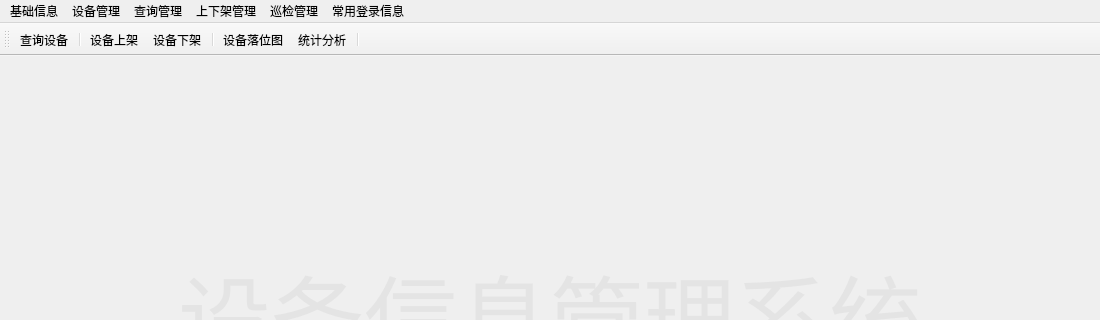
Before: the Qt Designer form ui/Main_win.ui in tainyuhong/pyside_machine_system, drawn with Qt 5; both pictures show x 0 to 1100 and y 0 to 320 of the 1100 by 700 pixel window.
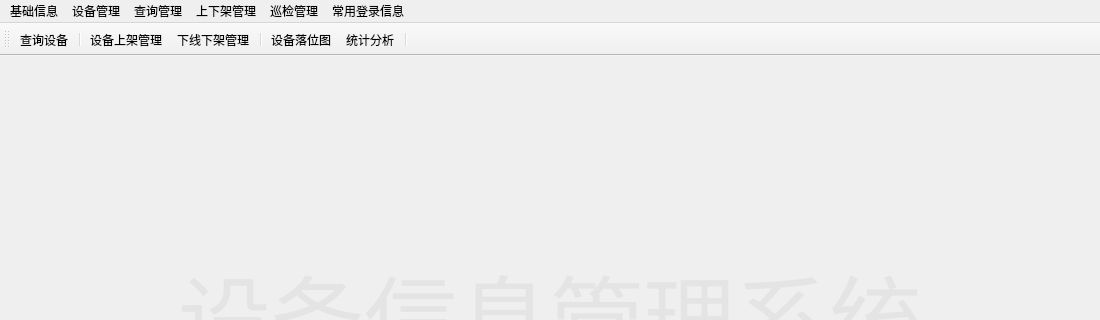
After: the same form once the commit is applied. Icons and pictures are not drawn.

Commit message: 1、优化了设备下架页面，增加了按状态查询功能 2、查询界面对设备状态进行颜色标记 3、优化了设备信息导出页面，对下架的设备进行过滤，并且将设备id、机房等前6列设置为必选项

```diff
--- a/ui/Main_win.ui
+++ b/ui/Main_win.ui
@@ -163,7 +163,7 @@
      <normaloff>:/查询/up.ico</normaloff>:/查询/up.ico</iconset>
    </property>
    <property name="text">
-    <string>设备上架</string>
+    <string>设备上架管理</string>
    </property>
    <property name="toolTip">
     <string>设备上架</string>
@@ -175,7 +175,10 @@
      <normaloff>:/查询/down.gif</normaloff>:/查询/down.gif</iconset>
    </property>
    <property name="text">
-    <string>设备下架</string>
+    <string>下线下架管理</string>
+   </property>
+   <property name="iconText">
+    <string notr="true">下线下架管理</string>
    </property>
    <property name="toolTip">
     <string>设备下架</string>
```
Left out of the diff: 2 changed lines with no effect on the pictures. The commit also changes 9 other files.
